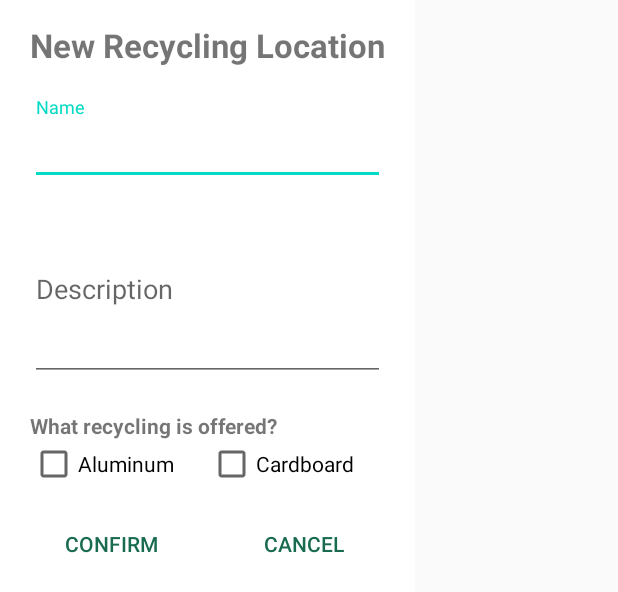
After one commit to Yelinz/pytorch-android, an Android app: the layout add_marker_popup.xml on its own in the app's theme, with its tools: preview values and no code run, on a phone screen of 412 x 824 dp. The commit adds this screen. Shown: the top 592 px of the screen. Run offline under Robolectric (Android 15) with nearby library versions, the light colour scheme and no system bars.

Commit message:
feature to add recycling stations and only route to closest station that has item recycling available

```diff
--- a/app/src/main/AndroidManifest.xml
+++ b/app/src/main/AndroidManifest.xml
@@ -6,6 +6,7 @@
         android:name="android.hardware.camera"
         android:required="false" />
 
+    <uses-permission android:name="android.permission.READ_EXTERNAL_STORAGE"  android:maxSdkVersion="29" />
     <uses-permission android:name="android.permission.READ_EXTERNAL_STORAGE"  android:maxSdkVersion="29" />
     <uses-permission android:name="android.permission.CAMERA" />
 
--- /dev/null
+++ b/app/src/main/res/layout/add_marker_popup.xml
@@ -0,0 +1,110 @@
+<?xml version="1.0" encoding="utf-8"?>
+<LinearLayout
+    xmlns:android="http://schemas.android.com/apk/res/android"
+    android:layout_width="wrap_content"
+    android:layout_height="wrap_content"
+    android:orientation="vertical"
+    android:layout_centerHorizontal="true"
+    android:layout_centerVertical="true"
+    android:paddingTop="5dp"
+    android:paddingBottom="5dp"
+    android:paddingStart="10dp"
+    android:paddingEnd="10dp"
+    android:background="#ffffff">
+
+    <TextView
+        android:layout_width="wrap_content"
+        android:layout_height="wrap_content"
+        android:layout_margin="10dp"
+        android:textSize="22sp"
+        android:textStyle="bold"
+        android:text="@string/add_marker_header"/>
+
+    <LinearLayout
+        android:layout_width="match_parent"
+        android:layout_height="wrap_content"
+        android:layout_margin="10dp"
+        android:orientation="vertical">
+
+        <com.google.android.material.textfield.TextInputLayout
+            android:layout_width="match_parent"
+            android:layout_height="wrap_content">
+
+            <com.google.android.material.textfield.TextInputEditText
+                android:id="@+id/marker_name"
+                android:layout_width="match_parent"
+                android:layout_height="48dp"
+                android:hint="@string/add_marker_name_hint" />
+        </com.google.android.material.textfield.TextInputLayout>
+
+        <com.google.android.material.textfield.TextInputLayout
+            android:layout_width="match_parent"
+            android:layout_height="wrap_content">
+
+            <com.google.android.material.textfield.TextInputEditText
+                android:id="@+id/marker_description"
+                android:layout_width="match_parent"
+                android:layout_height="120dp"
+                android:hint="@string/add_marker_name_description"/>
+        </com.google.android.material.textfield.TextInputLayout>
+
+    </LinearLayout>
+
+    <LinearLayout
+        android:layout_width="match_parent"
+        android:layout_height="wrap_content"
+        android:layout_margin="10dp"
+        android:orientation="vertical">
+
+        <TextView
+            android:layout_width="match_parent"
+            android:layout_height="wrap_content"
+            android:text="@string/recycling_location_features"
+            android:textStyle="bold" />
+
+        <LinearLayout
+            android:layout_width="match_parent"
+            android:layout_height="wrap_content"
+            android:orientation="horizontal">
+
+            <CheckBox
+                android:id="@+id/aluminum_checkbox"
+                android:layout_width="match_parent"
+                android:layout_height="wrap_content"
+                android:layout_weight="1"
+                android:text="@string/aluminum_checkbox" />
+
+            <CheckBox
+                android:id="@+id/cardboard_checkbox"
+                android:layout_width="match_parent"
+                android:layout_height="wrap_content"
+                android:layout_weight="1"
+                android:text="@string/cardboard_checkbox" />
+
+        </LinearLayout>
+    </LinearLayout>
+    <LinearLayout
+        android:layout_width="match_parent"
+        android:layout_height="wrap_content"
+        android:orientation="horizontal">
+
+        <Button
+            android:id="@+id/button_confirm"
+            android:layout_width="match_parent"
+            android:layout_height="wrap_content"
+            android:layout_weight="1"
+            style="?android:attr/buttonBarButtonStyle"
+            android:textColor="#186B4F"
+            android:text="@string/button_confirm"/>
+
+        <Button
+            android:id="@+id/button_cancel"
+            android:layout_width="match_parent"
+            android:layout_height="wrap_content"
+            android:layout_weight="1"
+            style="?android:attr/buttonBarButtonStyle"
+            android:textColor="#186B4F"
+            android:text="@string/button_cancel"/>
+
+    </LinearLayout>
+</LinearLayout>
--- a/app/src/main/res/values/strings.xml
+++ b/app/src/main/res/values/strings.xml
@@ -20,4 +20,12 @@
     <string name="aluminum_collection_reason">Aluminium Recycling saves around 95% of the energy compared to the primary production process. Aluminium can be recycled again and again.</string>
     <string name="no_recyclable">No match found</string>
     <string name="no_recyclable_helptext">The recyclable you scanned was not recognized as a material that is recyclable in your location. You may try to manually select the material in the home view.</string>
+    <string name="add_marker_header">New Recycling Location</string>
+    <string name="add_marker_name_hint">Name</string>
+    <string name="add_marker_name_description">Description</string>
+    <string name="aluminum_checkbox">Aluminum</string>
+    <string name="cardboard_checkbox">Cardboard</string>
+    <string name="recycling_location_features">What recycling is offered?</string>
+    <string name="button_confirm">Confirm</string>
+    <string name="button_cancel">Cancel</string>
 </resources>
```
Also changed, not shown: app/src/main/java/org/pytorch/demo/objectdetection/RecyclingMarker.java (added, +28 -0 lines), app/src/main/java/org/pytorch/demo/objectdetection/fragment/MapFragment.java (+136 -66 lines).
